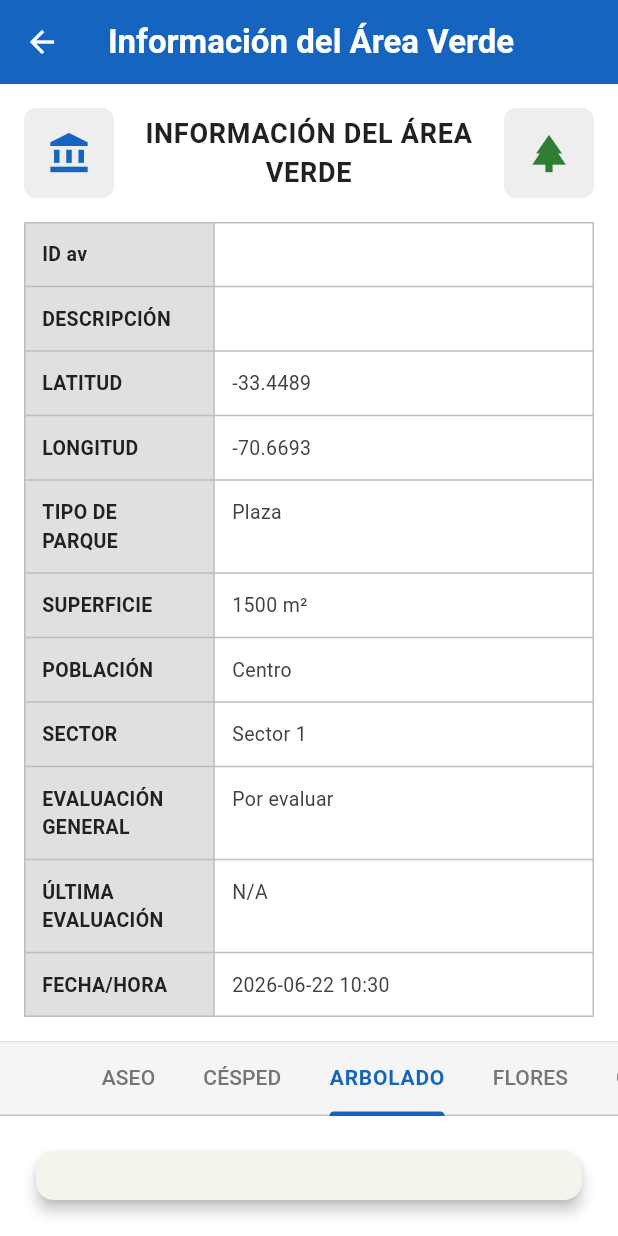
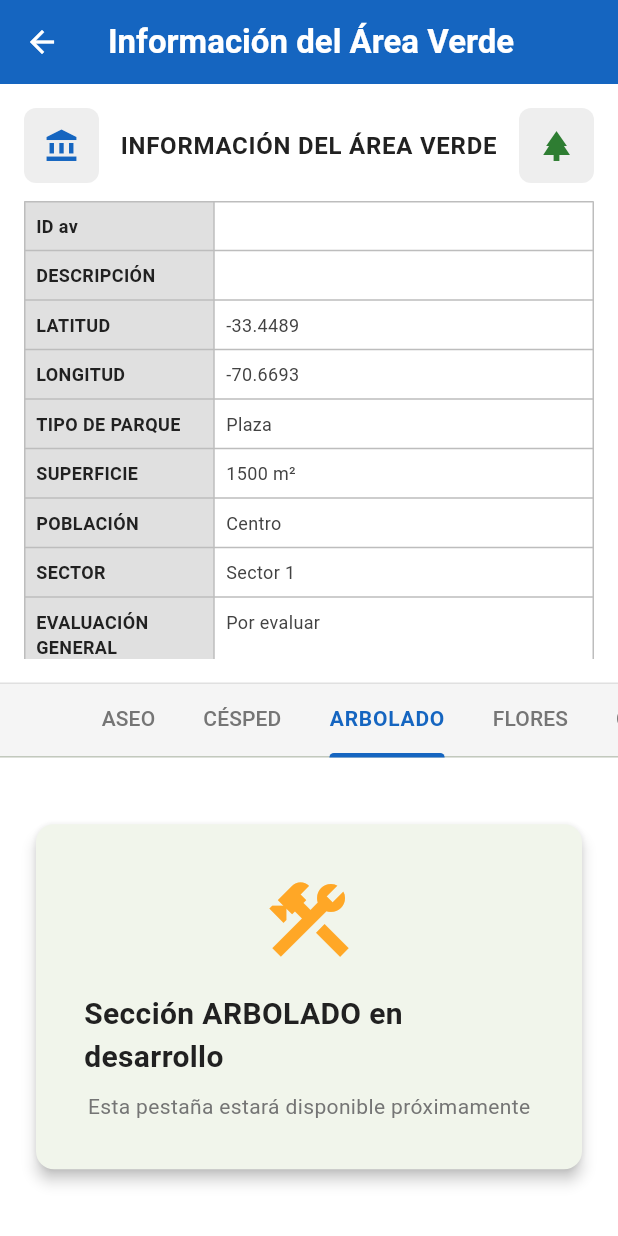
Before and after one commit to josuejuanmunozfuentealba/app_areas_verdes, a Flutter app: the InspeccionTecnicaScreen screen opened directly with empty values, tab 3 chosen, on a phone screen of 412 x 824 dp. Run offline on Flutter 3.47's test engine with Material 3 defaults, Android fonts, the phone set to English and light mode, and no system bars; our stand-ins replace flutter_map, latlong2, printing, webview_flutter; missing offline and left inert: dart:html.

Commit message:
fix: Reducir altura de tabla de información y hacer pestañas visibles

```diff
--- a/lib/screens/inspeccion_tecnica_screen.dart
+++ b/lib/screens/inspeccion_tecnica_screen.dart
@@ -124,6 +124,7 @@ class _InspeccionTecnicaScreenState extends State<InspeccionTecnicaScreen>
   // Widget para la tabla estática de información
   Widget _buildTablaInformacion() {
     return Container(
+      constraints: const BoxConstraints(maxHeight: 400),
       padding: const EdgeInsets.all(16),
       decoration: BoxDecoration(
         color: Colors.white,
@@ -132,12 +133,13 @@ class _InspeccionTecnicaScreenState extends State<InspeccionTecnicaScreen>
         ),
         boxShadow: [
           BoxShadow(
-            color: Colors.black.withOpacity(0.05),
+            color: Colors.black.withValues(alpha: 0.05),
             blurRadius: 4,
             offset: const Offset(0, 2),
           ),
         ],
       ),
+      child: SingleChildScrollView(
         child: Column(
           children: [
             // Encabezado con logos
@@ -145,50 +147,50 @@ class _InspeccionTecnicaScreenState extends State<InspeccionTecnicaScreen>
               children: [
                 // Logo izquierdo (placeholder)
                 Container(
-                width: 60,
-                height: 60,
+                  width: 50,
+                  height: 50,
                   decoration: BoxDecoration(
                     color: Colors.grey.shade200,
                     borderRadius: BorderRadius.circular(8),
                   ),
                   child: const Icon(
                     Icons.account_balance,
-                  size: 30,
+                    size: 24,
                     color: Color(0xFF1565C0),
                   ),
                 ),
-              const SizedBox(width: 16),
+                const SizedBox(width: 12),
                 // Título central
                 const Expanded(
                   child: Text(
                     'INFORMACIÓN DEL ÁREA VERDE',
                     textAlign: TextAlign.center,
                     style: TextStyle(
-                    fontSize: 18,
+                      fontSize: 16,
                       fontWeight: FontWeight.bold,
                       color: Color(0xFF212121),
                       letterSpacing: 0.5,
                     ),
                   ),
                 ),
-              const SizedBox(width: 16),
+                const SizedBox(width: 12),
                 // Logo derecho (placeholder)
                 Container(
-                width: 60,
-                height: 60,
+                  width: 50,
+                  height: 50,
                   decoration: BoxDecoration(
                     color: Colors.grey.shade200,
                     borderRadius: BorderRadius.circular(8),
                   ),
                   child: const Icon(
                     Icons.park,
-                  size: 30,
+                    size: 24,
                     color: Color(0xFF2E7D32),
                   ),
                 ),
               ],
             ),
-          const SizedBox(height: 16),
+            const SizedBox(height: 12),
 
             // Tabla de información
             Table(
@@ -216,6 +218,7 @@ class _InspeccionTecnicaScreenState extends State<InspeccionTecnicaScreen>
             ),
           ],
         ),
+      ),
     );
   }
 
@@ -224,23 +227,23 @@ class _InspeccionTecnicaScreenState extends State<InspeccionTecnicaScreen>
     return TableRow(
       children: [
         Container(
-          padding: const EdgeInsets.all(12),
+          padding: const EdgeInsets.all(8),
           color: const Color(0xFFE0E0E0),
           child: Text(
             label,
             style: const TextStyle(
               fontWeight: FontWeight.w600,
-              fontSize: 13,
+              fontSize: 12,
               color: Color(0xFF212121),
             ),
           ),
         ),
         Container(
-          padding: const EdgeInsets.all(12),
+          padding: const EdgeInsets.all(8),
           color: Colors.white,
           child: Text(
             value,
-            style: const TextStyle(fontSize: 13, color: Color(0xFF424242)),
+            style: const TextStyle(fontSize: 12, color: Color(0xFF424242)),
           ),
         ),
       ],
```
Lines whose indentation alone changed are shown as unchanged.
